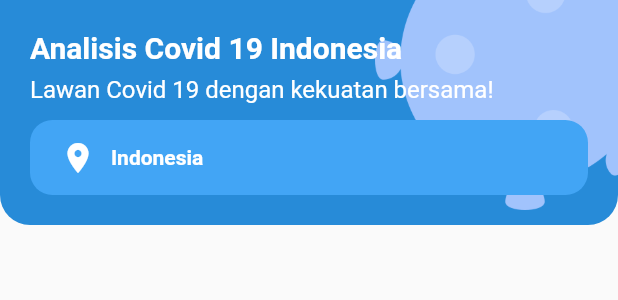
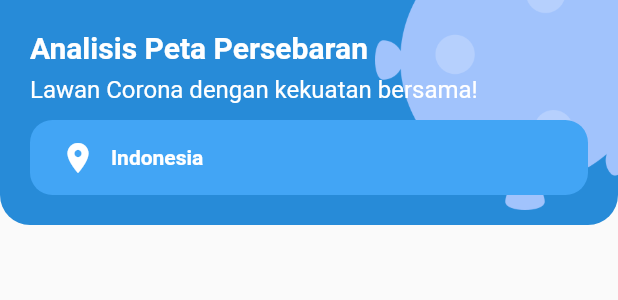
Before and after one commit to dimassfeb-09/covid-app, a Flutter app: the HeaderAppBar widget shown alone on an empty page, opened directly, on a phone screen of 412 x 824 dp. Shown: the top 300 px of the screen. Run offline on Flutter 3.47's test engine with Material 2 defaults, Android fonts, the phone set to English and light mode, and no system bars; our stand-ins replace dropdown_search, get; network calls fail.

Commit message:
Uploaded 6 Aug 2022

```diff
--- a/lib/app/modules/home/views/home_view.dart
+++ b/lib/app/modules/home/views/home_view.dart
@@ -80,7 +80,7 @@ class BeritaCovid extends StatelessWidget {
         crossAxisAlignment: CrossAxisAlignment.start,
         children: [
           Text(
-            "Berita Covid",
+            "Berita Terkini",
             style: TextStyle(fontWeight: FontWeight.bold),
           ),
           FutureBuilder(
@@ -432,7 +432,7 @@ class UpdateTerkini extends StatelessWidget {
                                 ),
                                 SizedBox(width: 10),
                                 Text(
-                                  "Grafik Data Covid",
+                                  "Grafik Data Persebaran",
                                   style: TextStyle(
                                     color: Colors.white,
                                     fontWeight: FontWeight.bold,
@@ -663,7 +663,7 @@ class LayananFightCovid19 extends StatelessWidget {
                   crossAxisAlignment: CrossAxisAlignment.start,
                   children: [
                     Text(
-                      "Layanan Covid Analys",
+                      "Layanan Peta Persebaran",
                       style: TextStyle(fontWeight: FontWeight.bold),
                     ),
                     SizedBox(height: 16),
@@ -877,7 +877,7 @@ class HeaderAppBar extends StatelessWidget {
                 top: 20,
                 left: 20,
                 child: Text(
-                  "Analisis Covid 19 Indonesia",
+                  "Analisis Peta Persebaran",
                   style: TextStyle(
                     fontWeight: FontWeight.bold,
                     fontSize: 20,
@@ -889,7 +889,7 @@ class HeaderAppBar extends StatelessWidget {
                 top: 50,
                 left: 20,
                 child: Text(
-                  "Lawan Covid 19 dengan kekuatan bersama!",
+                  "Lawan Corona dengan kekuatan bersama!",
                   style: TextStyle(
                     fontSize: 16,
                     color: Colors.white,
```
Also changed, not shown: assets/images/icon_apps.png, assets/images/icon_appsa.png (added), 21 other files.
